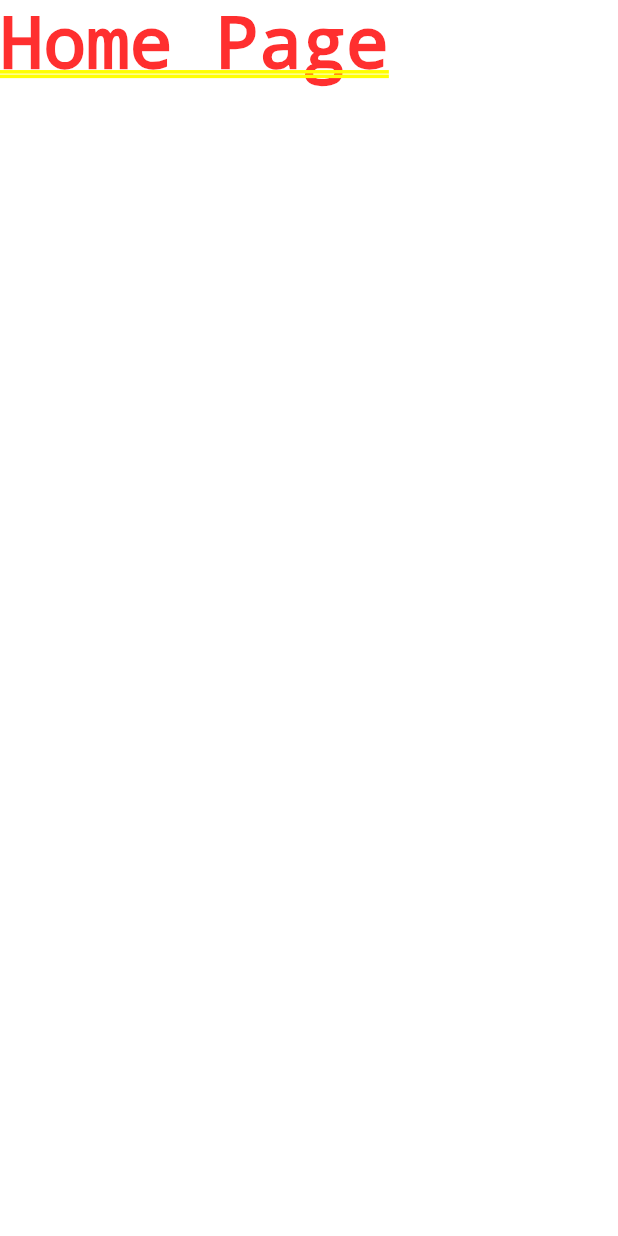
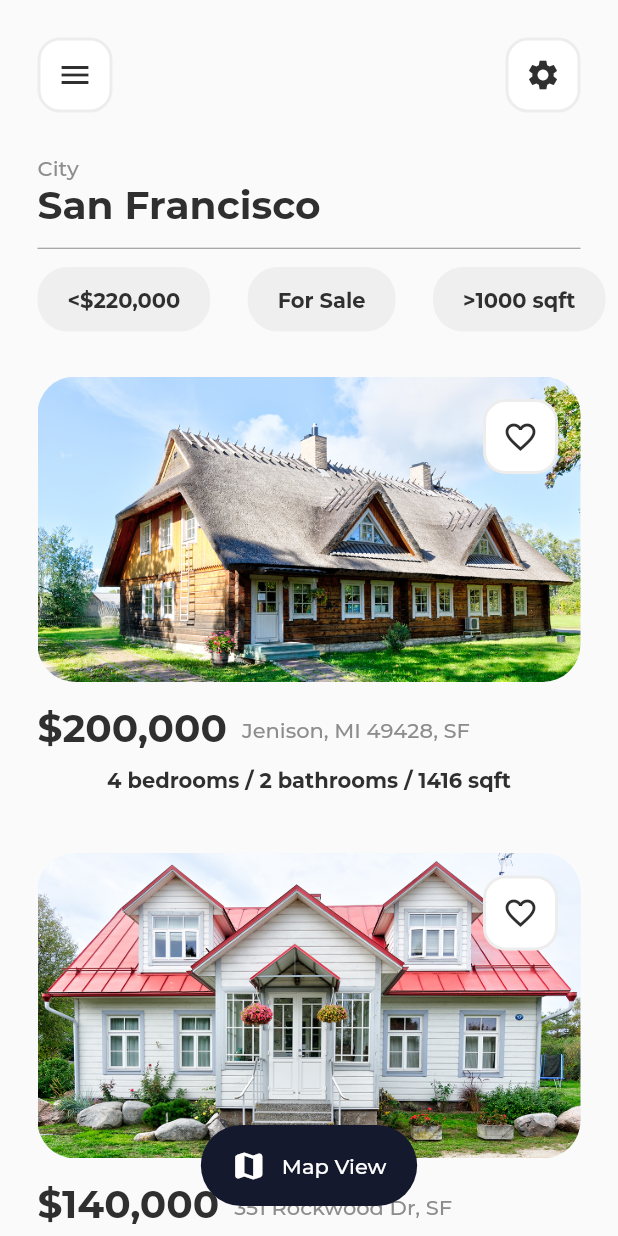
Before and after one commit to Vr3n/flutter_real_estate_ui, a Flutter app: the screen it shows after launch, on a phone screen of 412 x 824 dp. Run offline on Flutter 3.47's test engine with Material 2 defaults, Android fonts, the phone set to English and light mode, and no system bars.

Commit message:
Landing Screen Completed

```diff
--- /dev/null
+++ b/lib/custom/BorderBox.dart
@@ -0,0 +1,26 @@
+import 'package:flutter/material.dart';
+import 'package:real_estate_ui/utils/constants.dart';
+
+class BorderBox extends StatelessWidget {
+  final Widget child;
+  final EdgeInsets? padding;
+  final double? width, height;
+
+  const BorderBox(
+      {Key? key, required this.child, this.padding, this.width, this.height})
+      : super(key: key);
+
+  @override
+  Widget build(BuildContext context) {
+    return Container(
+      width: width,
+      height: height,
+      decoration: BoxDecoration(
+          color: COLOR_WHITE,
+          borderRadius: BorderRadius.circular(15),
+          border: Border.all(color: COLOR_GREY.withAlpha(40), width: 2)),
+      padding: padding ?? const EdgeInsets.all(8.0),
+      child: Center(child: child),
+    );
+  }
+}
--- /dev/null
+++ b/lib/custom/OptionButton.dart
@@ -0,0 +1,42 @@
+import 'package:flutter/material.dart';
+import 'package:real_estate_ui/utils/constants.dart';
+import 'package:real_estate_ui/utils/widget_functions.dart';
+
+class OptionButton extends StatelessWidget {
+  final String text;
+  final IconData icon;
+  final double width;
+
+  const OptionButton(
+      {Key? key, required this.text, required this.icon, required this.width})
+      : super(key: key);
+
+  @override
+  Widget build(BuildContext context) {
+    return Container(
+      width: width,
+      child: TextButton(
+        onPressed: () {},
+        style: TextButton.styleFrom(
+          backgroundColor: COLOR_DARK_BLUE,
+          shape:
+              RoundedRectangleBorder(borderRadius: BorderRadius.circular(50)),
+          padding: const EdgeInsets.symmetric(horizontal: 20, vertical: 15),
+        ),
+        child: Row(
+          children: [
+            Icon(
+              icon,
+              color: COLOR_WHITE,
+            ),
+            addHorizontalSpace(10),
+            Text(
+              text,
+              style: TextStyle(color: COLOR_WHITE),
+            ),
+          ],
+        ),
+      ),
+    );
+  }
+}
--- a/lib/main.dart
+++ b/lib/main.dart
@@ -1,5 +1,6 @@
 import 'dart:ui';
 import 'package:flutter/material.dart';
+import 'package:real_estate_ui/screens/landing_screen.dart';
 import 'package:real_estate_ui/utils/constants.dart';
 
 void main() {
@@ -20,7 +21,8 @@ class MyApp extends StatelessWidget {
         textTheme: screenWidth < 500 ? TEXT_THEME_SMALL : TEXT_THEME_DEFAULT,
         fontFamily: 'Montserrat',
       ),
-      home: const Text("Home Page"),
+      home: LandingScreen(),
+      debugShowCheckedModeBanner: false,
     );
   }
 }
--- /dev/null
+++ b/lib/screens/landing_screen.dart
@@ -0,0 +1,179 @@
+import 'package:flutter/material.dart';
+import 'package:real_estate_ui/custom/BorderBox.dart';
+import 'package:real_estate_ui/custom/OptionButton.dart';
+import 'package:real_estate_ui/utils/constants.dart';
+import 'package:real_estate_ui/utils/custom_functions.dart';
+import 'package:real_estate_ui/utils/sample_data.dart';
+import 'package:real_estate_ui/utils/widget_functions.dart';
+
+class LandingScreen extends StatelessWidget {
+  const LandingScreen({Key? key}) : super(key: key);
+
+  @override
+  Widget build(BuildContext context) {
+    final Size size = MediaQuery.of(context).size;
+    final ThemeData themeData = Theme.of(context);
+    final double padding = 25;
+    final sidePadding = EdgeInsets.symmetric(horizontal: padding);
+    return SafeArea(
+      child: Scaffold(
+        body: Container(
+            width: size.width,
+            height: size.height,
+            child: Stack(
+              children: [
+                Column(
+                  crossAxisAlignment: CrossAxisAlignment.start,
+                  children: [
+                    addVerticalSpace(padding),
+                    Padding(
+                      padding: sidePadding,
+                      child: Row(
+                        mainAxisAlignment: MainAxisAlignment.spaceBetween,
+                        children: [
+                          BorderBox(
+                              height: 50,
+                              width: 50,
+                              padding: const EdgeInsets.all(8.0),
+                              child:
+                                  const Icon(Icons.menu, color: COLOR_BLACK)),
+                          BorderBox(
+                              height: 50,
+                              width: 50,
+                              child: const Icon(Icons.settings,
+                                  color: COLOR_BLACK)),
+                        ],
+                      ),
+                    ),
+                    addVerticalSpace(padding),
+                    Padding(
+                      padding: sidePadding,
+                      child: Text('City', style: themeData.textTheme.bodyText2),
+                    ),
+                    Padding(
+                      padding: sidePadding,
+                      child: Text('San Francisco',
+                          style: themeData.textTheme.headline1),
+                    ),
+                    Padding(
+                      padding: sidePadding,
+                      child: Divider(
+                        height: padding,
+                        color: COLOR_GREY,
+                      ),
+                    ),
+                    SingleChildScrollView(
+                      physics: BouncingScrollPhysics(),
+                      scrollDirection: Axis.horizontal,
+                      child: Row(
+                          children: [
+                        "<\$220,000",
+                        "For Sale",
+                        ">1000 sqft",
+                      ].map((filter) => ChoiceOption(text: filter)).toList()),
+                    ),
+                    addVerticalSpace(10),
+                    Expanded(
+                      child: Padding(
+                        padding: sidePadding,
+                        child: ListView.builder(
+                            physics: BouncingScrollPhysics(),
+                            itemCount: RE_DATA.length,
+                            itemBuilder: (context, int index) {
+                              return RealEstateItem(itemData: RE_DATA[index]);
+                            }),
+                      ),
+                    ),
+                  ],
+                ),
+                Positioned(
+                    bottom: 20,
+                    width: size.width,
+                    child: Center(
+                      child: OptionButton(
+                        icon: Icons.map_rounded,
+                        text: "Map View",
+                        width: size.width * 0.35,
+                      ),
+                    ))
+              ],
+            )),
+      ),
+    );
+  }
+}
+
+class ChoiceOption extends StatelessWidget {
+  final String text;
+
+  const ChoiceOption({Key? key, required this.text}) : super(key: key);
+
+  @override
+  Widget build(BuildContext context) {
+    final ThemeData themeData = Theme.of(context);
+    return Container(
+        decoration: BoxDecoration(
+          borderRadius: BorderRadius.circular(20.0),
+          color: COLOR_GREY.withAlpha(25),
+        ),
+        padding: const EdgeInsets.symmetric(horizontal: 20, vertical: 13),
+        margin: const EdgeInsets.only(left: 25),
+        child: Text(
+          text,
+          style: themeData.textTheme.headline5,
+        ));
+  }
+}
+
+class RealEstateItem extends StatelessWidget {
+  final dynamic itemData;
+
+  const RealEstateItem({Key? key, required this.itemData}) : super(key: key);
+
+  @override
+  Widget build(BuildContext context) {
+    final ThemeData themeData = Theme.of(context);
+    return Container(
+      margin: const EdgeInsets.symmetric(vertical: 20),
+      child: Column(children: [
+        Stack(
+          children: [
+            ClipRRect(
+                borderRadius: BorderRadius.circular(25),
+                child: Image.asset(itemData['image'])),
+            Positioned(
+                top: 15,
+                right: 15,
+                child: BorderBox(
+                  width: 50,
+                  height: 50,
+                  child: Icon(
+                    Icons.favorite_border,
+                    color: COLOR_BLACK,
+                  ),
+                ))
+          ],
+        ),
+        addVerticalSpace(15),
+        Row(
+          children: [
+            Text(
+              "${formatCurrency(itemData['amount'])}",
+              style: themeData.textTheme.headline1,
+            ),
+            addHorizontalSpace(10),
+            Text(
+              itemData['address'],
+              style: themeData.textTheme.bodyText2,
+            )
+          ],
+        ),
+        addVerticalSpace(10),
+        Text(
+          "${itemData['bedrooms']} bedrooms / ${itemData['bathrooms']} bathrooms / ${itemData['area']} sqft",
+          style: themeData.textTheme.headline5,
+        )
+      ]),
+    );
+  }
+}
--- /dev/null
+++ b/lib/utils/sample_data.dart
@@ -0,0 +1,24 @@
+const RE_DATA = [
+  {
+    "image": "assets/images/image_2.jpg",
+    "amount": 200000,
+    "address": "Jenison, MI 49428, SF",
+    "bedrooms": 4,
+    "bathrooms": 2,
+    "area": 1416,
+    "garage": 1,
+    "description":
+        "Lorem Ipsum is simply dummy text of the printing and typesetting industry. Lorem Ipsum has been the industry's standard dummy text ever since the 1500s, when an unknown printer took a galley of type and scrambled it to make a type specimen book. It has survived not only five centuries, but also the leap into electronic typesetting, remaining essentially unchanged. It was popularised in the 1960s with the release of Letraset sheets containing Lorem Ipsum passages, and more recently with desktop publishing software like Aldus PageMaker including versions of Lorem Ipsum."
+  },
+  {
+    "image": "assets/images/image_1.jpg",
+    "amount": 140000,
+    "address": "351 Rockwood Dr, SF",
+    "bedrooms": 4,
+    "bathrooms": 2,
+    "area": 1416,
+    "garage": 1,
+    "description":
+        "Lorem Ipsum is simply dummy text of the printing and typesetting industry. Lorem Ipsum has been the industry's standard dummy text ever since the 1500s, when an unknown printer took a galley of type and scrambled it to make a type specimen book. It has survived not only five centuries, but also the leap into electronic typesetting, remaining essentially unchanged. It was popularised in the 1960s with the release of Letraset sheets containing Lorem Ipsum passages, and more recently with desktop publishing software like Aldus PageMaker including versions of Lorem Ipsum."
+  },
+];
--- a/pubspec.yaml
+++ b/pubspec.yaml
@@ -27,7 +27,7 @@ environment:
 # the latest version available on pub.dev. To see which dependencies have newer
 # versions available, run `flutter pub outdated`.
 dependencies:
-  intl: ^0.16.1
+  intl: 0.17.0-nullsafety.2
   flutter:
     sdk: flutter
 
```
Also changed, not shown: pubspec.lock.
